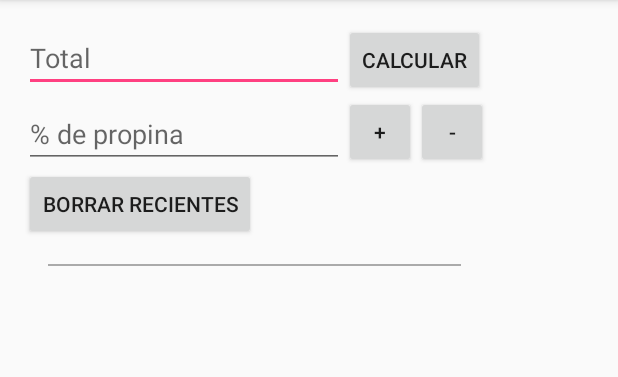
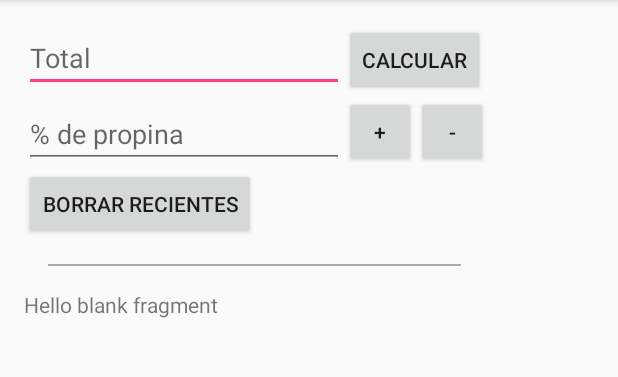
Before and after one commit to jjcarles/TipCalc, an Android app: the screen it shows after launch (MainActivity), on a phone screen of 412 x 824 dp, the part 84-461 px from its top. Run offline under Robolectric (Android 15) with nearby library versions, the phone set to English and light mode, and no system bars; our stand-ins replace ButterKnife.

Commit message:
Afegit el fragment que conté la llista de propines.

```diff
--- a/app/build.gradle
+++ b/app/build.gradle
@@ -30,4 +30,5 @@ dependencies {
 
     compile "com.jakewharton:butterknife:$rootProject.ext.butterKnifeVersion"
     apt "com.jakewharton:butterknife-compiler:$rootProject.ext.butterKnifeVersion"
+    compile 'com.android.support:support-v4:23.4.0'
 }
--- a/app/src/main/java/edu/galileo/android/tipcalc/MainActivity.java
+++ b/app/src/main/java/edu/galileo/android/tipcalc/MainActivity.java
@@ -35,6 +35,8 @@ public class MainActivity extends AppCompatActivity {
     @BindView(R.id.txtTip)
     TextView txtTip;
 
+    private TipHistoryListFragmentListener fragmentListener;
+
     private final static int TIP_STEP_CHANGE = 1;
     private final static int DEFAULT_TIP_PERCENTAGE = 10;
 
@@ -43,6 +45,10 @@ public class MainActivity extends AppCompatActivity {
         super.onCreate(savedInstanceState);
         setContentView(R.layout.activity_main);
         ButterKnife.bind(this);
+
+        TipHistoryListFragment fragment = (TipHistoryListFragment) getSupportFragmentManager().findFragmentById(R.id.fragmentList);
+        fragment.setRetainInstance(true);
+        fragmentListener = fragment;
     }
 
     @Override
@@ -70,6 +76,7 @@ public class MainActivity extends AppCompatActivity {
             double tip = total * (tipPercentage / 100d);
 
             String strTip = String.format(getString(R.string.global_message_tip), tip);
+            fragmentListener.action(strTip);
             txtTip.setVisibility(View.VISIBLE);
             txtTip.setText(strTip);
         }
--- /dev/null
+++ b/app/src/main/java/edu/galileo/android/tipcalc/TipHistoryListFragment.java
@@ -0,0 +1,36 @@
+package edu.galileo.android.tipcalc;
+
+
+import android.os.Bundle;
+import android.support.v4.app.Fragment;
+import android.view.LayoutInflater;
+import android.view.View;
+import android.view.ViewGroup;
+import android.widget.Toast;
+
+import edu.galileo.android.tipcalc.R;
+
+
+/**
+ * A simple {@link Fragment} subclass.
+ */
+public class TipHistoryListFragment extends Fragment implements TipHistoryListFragmentListener {
+
+
+    public TipHistoryListFragment() {
+        // Required empty public constructor
+    }
+
+
+    @Override
+    public View onCreateView(LayoutInflater inflater, ViewGroup container,
+                             Bundle savedInstanceState) {
+        // Inflate the layout for this fragment
+        return inflater.inflate(R.layout.fragment_tip_history_list, container, false);
+    }
+
+    @Override
+    public void action(String str) {
+        Toast.makeText(getActivity(), str, Toast.LENGTH_LONG).show();
+    }
+}
--- /dev/null
+++ b/app/src/main/java/edu/galileo/android/tipcalc/TipHistoryListFragmentListener.java
@@ -0,0 +1,8 @@
+package edu.galileo.android.tipcalc;
+
+/**
+ * Created by Joan Carles Jiménez on 03/06/2016.
+ */
+public interface TipHistoryListFragmentListener {
+    void action(String str);
+}
--- a/app/src/main/res/layout/activity_main.xml
+++ b/app/src/main/res/layout/activity_main.xml
@@ -15,4 +15,11 @@
         android:id="@+id/tipContent"
         layout="@layout/content_tip" />
 
+    <fragment
+        android:layout_width="match_parent"
+        android:layout_height="wrap_content"
+        android:layout_below="@id/tipContent"
+        android:id="@+id/fragmentList"
+        android:name="edu.galileo.android.tipcalc.TipHistoryListFragment"
+        tools:layout="@layout/fragment_tip_history_list" />
 </RelativeLayout>
--- /dev/null
+++ b/app/src/main/res/layout/fragment_tip_history_list.xml
@@ -0,0 +1,13 @@
+<FrameLayout xmlns:android="http://schemas.android.com/apk/res/android"
+    xmlns:tools="http://schemas.android.com/tools"
+    android:layout_width="match_parent"
+    android:layout_height="match_parent"
+    tools:context=".TipHistoryListFragment">
+
+    <!-- TODO: Update blank fragment layout -->
+    <TextView
+        android:layout_width="match_parent"
+        android:layout_height="match_parent"
+        android:text="@string/hello_blank_fragment" />
+
+</FrameLayout>
--- a/app/src/main/res/values/strings.xml
+++ b/app/src/main/res/values/strings.xml
@@ -11,11 +11,8 @@
 
     <string name="global.message.tip">Propina %,.1f</string>
 
-
-
-
-
-
+    <!-- TODO: Remove or change this placeholder text -->
+    <string name="hello_blank_fragment">Hello blank fragment</string>
 
 
 </resources>
```
